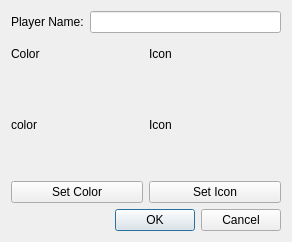
First picture: the form in forms/newplayerdialog.ui, repository tuxflo/Memory_Qt_GUI, before the edit.
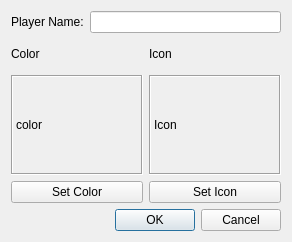
Second picture: the form after the edit.

Commit message:
Added resizing feature in newplayerdialog
Now the Icon and the color is resized automaticly when the window is resized.

Diff of the .ui file:
```diff
--- a/forms/newplayerdialog.ui
+++ b/forms/newplayerdialog.ui
@@ -58,6 +58,12 @@
          <height>100</height>
         </size>
        </property>
+       <property name="frameShape">
+        <enum>QFrame::Box</enum>
+       </property>
+       <property name="frameShadow">
+        <enum>QFrame::Sunken</enum>
+       </property>
        <property name="text">
         <string>color</string>
        </property>
@@ -77,6 +83,12 @@
          <height>100</height>
         </size>
        </property>
+       <property name="frameShape">
+        <enum>QFrame::Box</enum>
+       </property>
+       <property name="frameShadow">
+        <enum>QFrame::Sunken</enum>
+       </property>
        <property name="text">
         <string>Icon</string>
        </property>
```
The commit also changes 2 other files.
